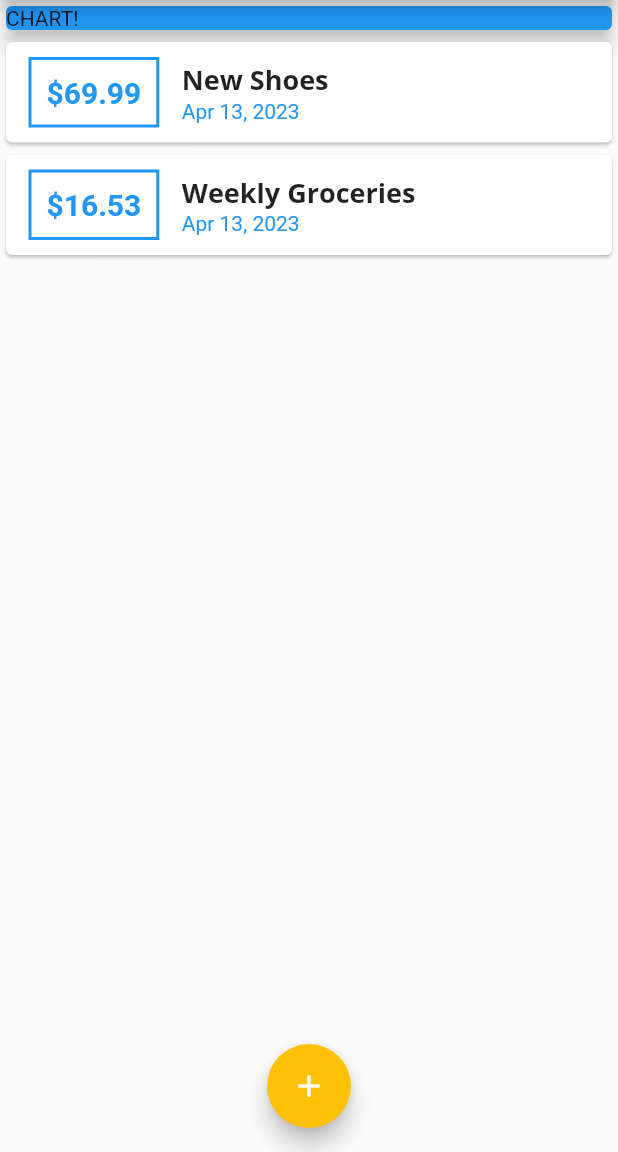
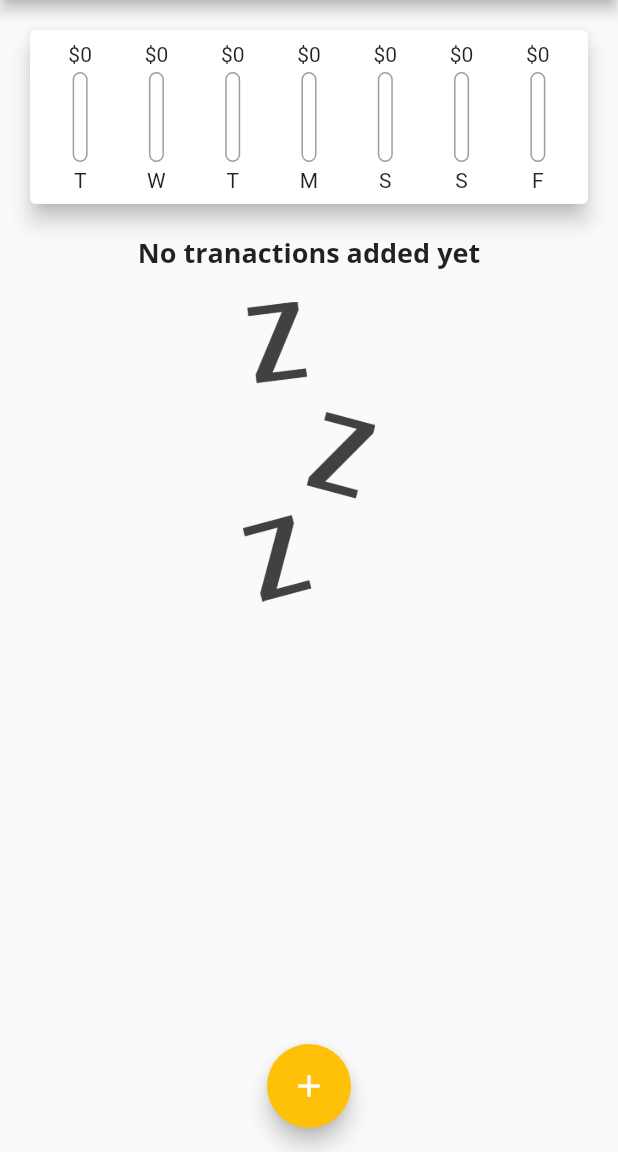
Before and after one commit to umairshaik/transactions_flutter, a Flutter app: the screen it shows after launch, on a phone screen of 412 x 824 dp, the part 84-1236 px from its top. Run offline on Flutter 3.47's test engine with Material 2 defaults, Android fonts, the phone set to English and light mode, and no system bars.

Commit message:
added graph for transactions

```diff
--- a/lib/main.dart
+++ b/lib/main.dart
@@ -17,12 +17,14 @@ class MyApp extends StatelessWidget {
               titleLarge: const TextStyle(
                   fontFamily: 'OpenSans',
                   fontWeight: FontWeight.bold,
-                fontSize: 18)),
+                  fontSize: 18),
+            ),
         appBarTheme: const AppBarTheme(
           titleTextStyle: TextStyle(
               fontFamily: 'OpenSans',
               fontSize: 20,
-                fontWeight: FontWeight.bold)),
+              fontWeight: FontWeight.bold),
+        ),
       ),
       title: 'Personal Expence',
       home: const MyHomePage(),
--- /dev/null
+++ b/lib/src/widgets/chart.dart
@@ -0,0 +1,64 @@
+import 'package:flutter/material.dart';
+import 'package:flutter_calender_expence/src/models/transaction.dart';
+import 'package:flutter_calender_expence/src/widgets/chart_bar.dart';
+import 'package:intl/intl.dart';
+
+class ChartData extends StatelessWidget {
+  final List<Transaction> recentTranactions;
+
+  const ChartData({required this.recentTranactions, super.key});
+
+  List<Map<String, String>> get groupedTransactionValues {
+    return List.generate(7, (index) {
+      final weekDay = DateTime.now().subtract(Duration(days: index));
+      double totalSum = 0.0;
+      for (int i = 0; i < recentTranactions.length; i++) {
+        final DateTime loopingDate = recentTranactions[i].date;
+        if (loopingDate.day == weekDay.day &&
+            loopingDate.month == weekDay.month &&
+            loopingDate.year == weekDay.year) {
+          totalSum += recentTranactions[i].amount;
+        }
+      }
+      print(DateFormat.E().format(weekDay));
+      print(totalSum);
+      return {
+        'day': DateFormat.E().format(weekDay).substring(0, 1),
+        'amount': totalSum.toString()
+      };
+    });
+  }
+
+  double get totalSpending {
+    return groupedTransactionValues.fold(0.0,
+        (double sum, Map<String, String> items) {
+      return sum + double.parse(items['amount'] ?? '0');
+    });
+  }
+
+  @override
+  Widget build(BuildContext context) {
+    print(groupedTransactionValues);
+    return Card(
+      elevation: 6.0,
+      margin: const EdgeInsets.all(20.0),
+      child: Padding(
+        padding: const EdgeInsets.all(8.0),
+        child: Row(
+          mainAxisAlignment: MainAxisAlignment.spaceAround,
+          children: groupedTransactionValues.map((data) {
+            return Flexible(
+              fit: FlexFit.tight,
+              child: ChartBar(
+                  label: data['day'] ?? '',
+                  spendingAmount: data['amount'] ?? '',
+                  spendingPCTOfTotal: totalSpending == 0
+                      ? 0
+                      : double.parse(data['amount'] ?? '0') / totalSpending),
+            );
+          }).toList(),
+        ),
+      ),
+    );
+  }
+}
--- /dev/null
+++ b/lib/src/widgets/chart_bar.dart
@@ -0,0 +1,54 @@
+import 'package:flutter/material.dart';
+
+class ChartBar extends StatelessWidget {
+  final String label;
+  final String spendingAmount;
+  final double spendingPCTOfTotal;
+
+  const ChartBar(
+      {super.key,
+      required this.label,
+      required this.spendingAmount,
+      required this.spendingPCTOfTotal});
+
+  @override
+  Widget build(BuildContext context) {
+    return Column(
+      children: [
+        FittedBox(
+            child:
+                Text("\$${double.parse(spendingAmount).toStringAsFixed(0)}")),
+        const SizedBox(height: 4.0),
+        SizedBox(height: 60, width: 10, child: buildBar(context)),
+        const SizedBox(height: 4.0),
+        Text(label),
+      ],
+    );
+  }
+
+  Widget buildBar(BuildContext context) {
+    return Stack(
+      children: [
+        Container(
+          decoration: BoxDecoration(
+            border: Border.all(
+              color: Colors.grey,
+              width: 1.0,
+            ),
+            color: const Color.fromRGBO(220, 220, 220, 0),
+            borderRadius: BorderRadius.circular(20.0),
+          ),
+        ),
+        FractionallySizedBox(
+          heightFactor: spendingPCTOfTotal,
+          child: Container(
+            decoration: BoxDecoration(
+              color: Theme.of(context).primaryColor,
+              borderRadius: BorderRadius.circular(20.0),
+            ),
+          ),
+        )
+      ],
+    );
+  }
+}
--- a/lib/src/widgets/home_page.dart
+++ b/lib/src/widgets/home_page.dart
@@ -1,4 +1,5 @@
 import 'package:flutter/material.dart';
+import 'package:flutter_calender_expence/src/widgets/chart.dart';
 
 import '../models/transaction.dart';
 import 'new_transaction.dart';
@@ -13,19 +14,13 @@ class MyHomePage extends StatefulWidget {
 
 class _MyHomePageState extends State<MyHomePage> {
   final List<Transaction> _userTransactions = [
-    Transaction(
-      id: 't1',
-      title: 'New Shoes',
-      amount: 69.99,
-      date: DateTime.now(),
-    ),
-    Transaction(
-      id: 't2',
-      title: 'Weekly Groceries',
-      amount: 16.53,
-      date: DateTime.now(),
-    ),
+    //Transaction(id: 'id', title: "title", amount: 12.9, date: DateTime.now())
   ];
+  List<Transaction> get _recentTransactions {
+    return _userTransactions.where((tx) {
+      return tx.date.isAfter(DateTime.now().subtract(const Duration(days: 7)));
+    }).toList();
+  }
 
   void _addNewTransaction(String txTitle, double txAmount) {
     final newTx = Transaction(
@@ -69,23 +64,7 @@ class _MyHomePageState extends State<MyHomePage> {
           ),
         ],
       ),
-      body: SingleChildScrollView(
-        child: Column(
-          // mainAxisAlignment: MainAxisAlignment.start,
-          crossAxisAlignment: CrossAxisAlignment.stretch,
-          children: <Widget>[
-            SizedBox(
-              width: double.infinity,
-              child: Card(
-                color: Theme.of(context).primaryColor,
-                elevation: 5,
-                child: const Text('CHART!'),
-              ),
-            ),
-            TransactionList(_userTransactions),
-          ],
-        ),
-      ),
+      body: buildBody(),
       floatingActionButtonLocation: FloatingActionButtonLocation.centerFloat,
       floatingActionButton: FloatingActionButton(
         child: const Icon(Icons.add),
@@ -93,4 +72,17 @@ class _MyHomePageState extends State<MyHomePage> {
       ),
     );
   }
+
+  Widget buildBody() {
+    return SingleChildScrollView(
+      child: Column(
+        // mainAxisAlignment: MainAxisAlignment.start,
+        crossAxisAlignment: CrossAxisAlignment.stretch,
+        children: <Widget>[
+          ChartData(recentTranactions: _recentTransactions),
+          TransactionList(_userTransactions),
+        ],
+      ),
+    );
+  }
 }
--- a/lib/src/widgets/transaction_list.dart
+++ b/lib/src/widgets/transaction_list.dart
@@ -12,7 +12,32 @@ class TransactionList extends StatelessWidget {
   Widget build(BuildContext context) {
     return SizedBox(
         height: 300,
-      child: ListView.builder(
+        child: transactions.isEmpty
+            ? buildNoTranactionWidget(context)
+            : buildTransactionList(context));
+  }
+
+  Widget buildNoTranactionWidget(BuildContext context) {
+    return Column(
+      children: [
+        Text(
+          "No tranactions added yet",
+          style: Theme.of(context).textTheme.titleLarge,
+        ),
+        const SizedBox(height: 20.0),
+        SizedBox(
+          height: 200,
+          child: Image.asset(
+            'assets/images/waiting.png',
+            fit: BoxFit.cover,
+          ),
+        )
+      ],
+    );
+  }
+
+  Widget buildTransactionList(BuildContext context) {
+    return ListView.builder(
       itemBuilder: (ctx, index) {
         return Card(
           child: Row(
@@ -58,7 +83,6 @@ class TransactionList extends StatelessWidget {
         );
       },
       itemCount: transactions.length,
-      ),
     );
   }
 }
--- a/pubspec.yaml
+++ b/pubspec.yaml
@@ -60,8 +60,8 @@ flutter:
   uses-material-design: true
 
   # To add assets to your application, add an assets section, like this:
-  # assets:
-  #   - images/a_dot_burr.jpeg
+  assets:
+    - assets/images/waiting.png
   #   - images/a_dot_ham.jpeg
 
   # An image asset can refer to one or more resolution-specific "variants", see
```
Also changed, not shown: assets/images/waiting.png (added). Lines whose indentation alone changed are shown as unchanged.
